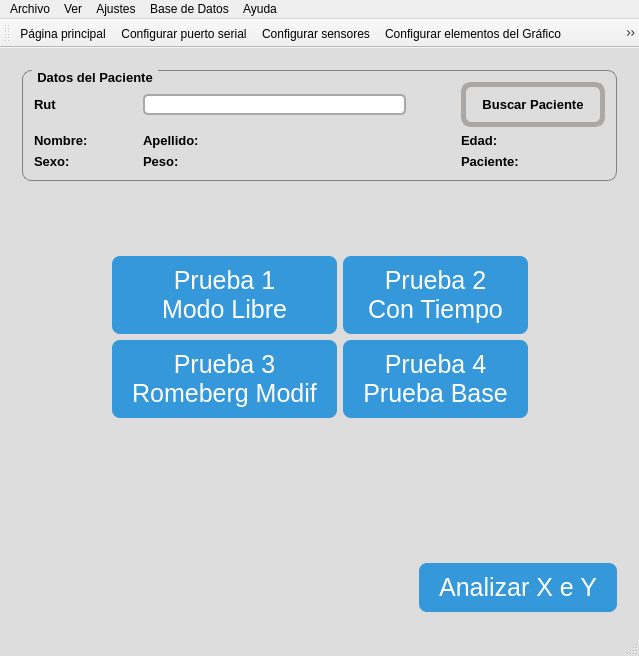
This is mainwindow.ui in hectorda/Bio-Feedback as Qt 5 draws it before an edit. The edited form follows.
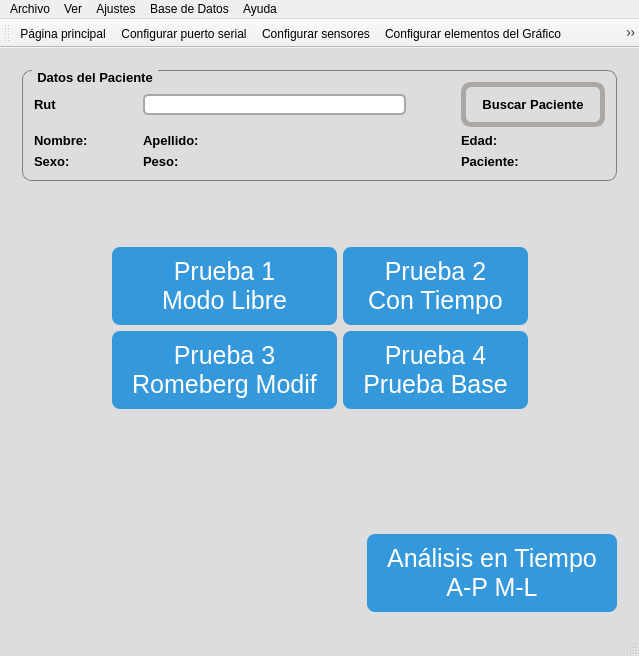
This is the edited form. The open tabs and pages were chosen to show the change. Icons and pictures are not drawn. Custom widgets are drawn as their Qt base class.

What changed in the file:
```diff
--- a/mainwindow.ui
+++ b/mainwindow.ui
@@ -483,7 +483,8 @@
 }</string>
             </property>
             <property name="text">
-             <string>Analizar X e Y</string>
+             <string>Análisis en Tiempo
+A-P M-L</string>
             </property>
            </widget>
           </item>
```
Left out of the diff: 57 changed lines with no effect on the pictures.
